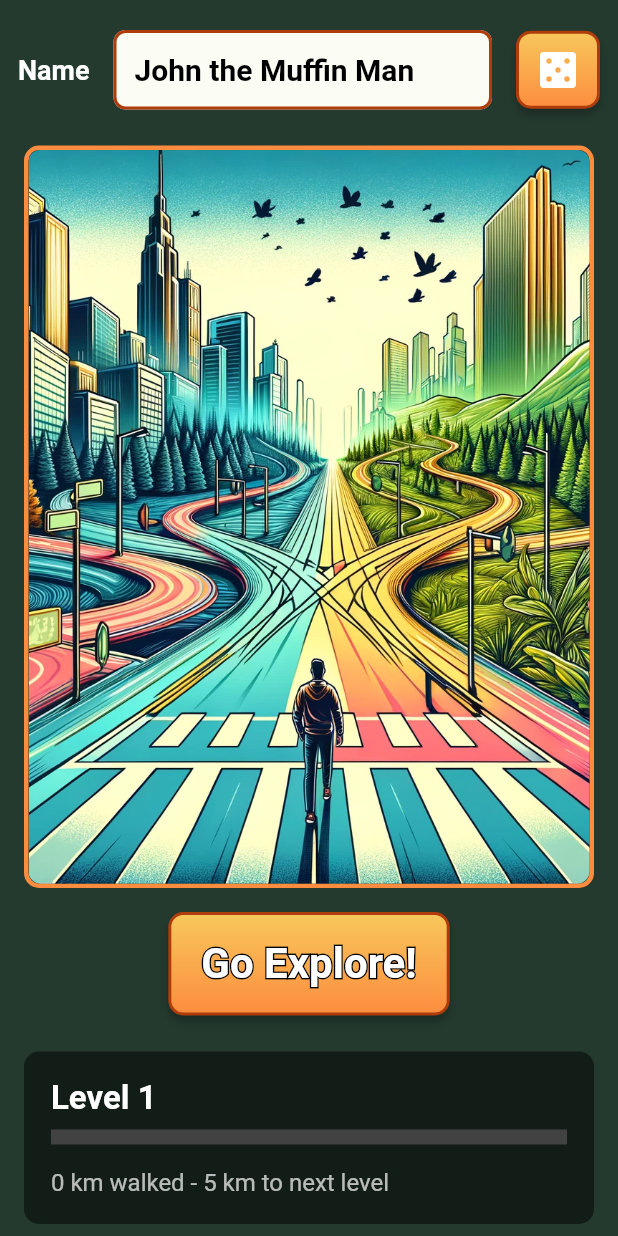
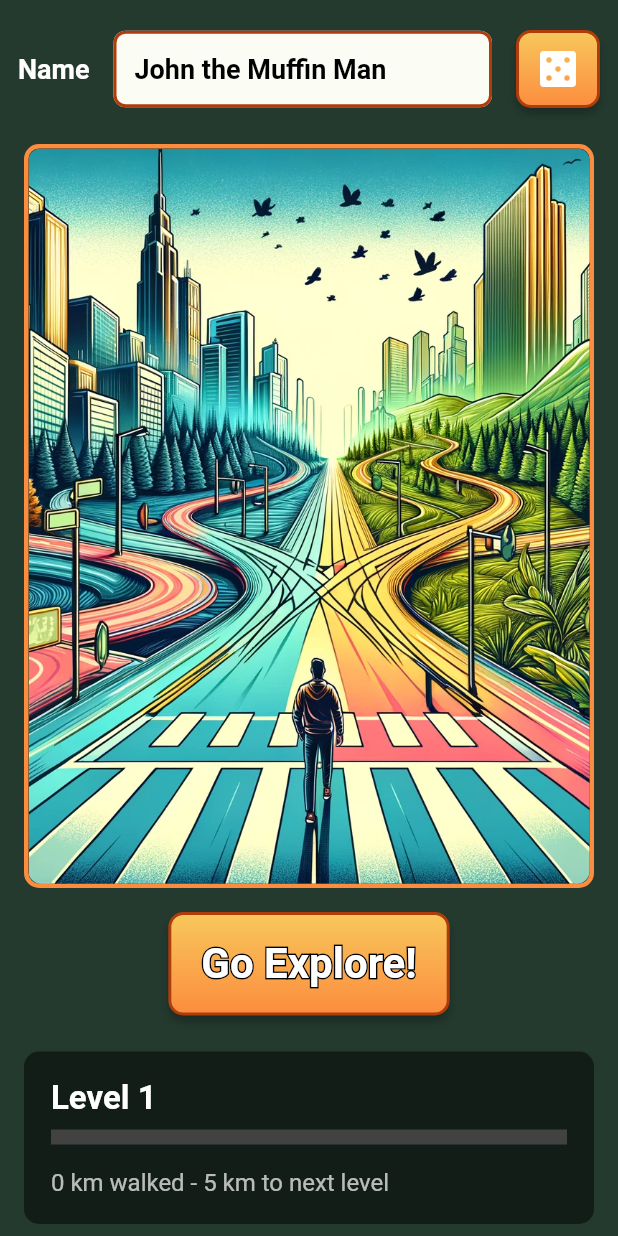
Before and after one commit to HealthyMindTech/walkie-talkie, a Flutter app: the HomePage screen opened by its route, on a phone screen of 412 x 824 dp. Run offline on Flutter 3.47's test engine with Material 2 defaults, Android fonts, the phone set to English and light mode, and no system bars; drawn by our look-alikes of stroke_text; our stand-ins replace flutter_map, geolocator, google_fonts, just_audio, latlong2, supabase_flutter and 2 more; accounts and stored records are empty; network calls fail.

Commit message:
font size

```diff
--- a/flutter/lib/screens/home_page.dart
+++ b/flutter/lib/screens/home_page.dart
@@ -188,7 +188,7 @@ class CustomInput extends StatelessWidget {
               style: const TextStyle(
                 color: Colors.black, // Text color
                 fontWeight: FontWeight.bold,
-                fontSize: 20,
+                fontSize: 18,
               ),
               decoration: InputDecoration(
                 contentPadding: const EdgeInsets.symmetric(
```
Also changed, not shown: flutter/lib/screens/explore_page.dart (+7 -1 lines).
